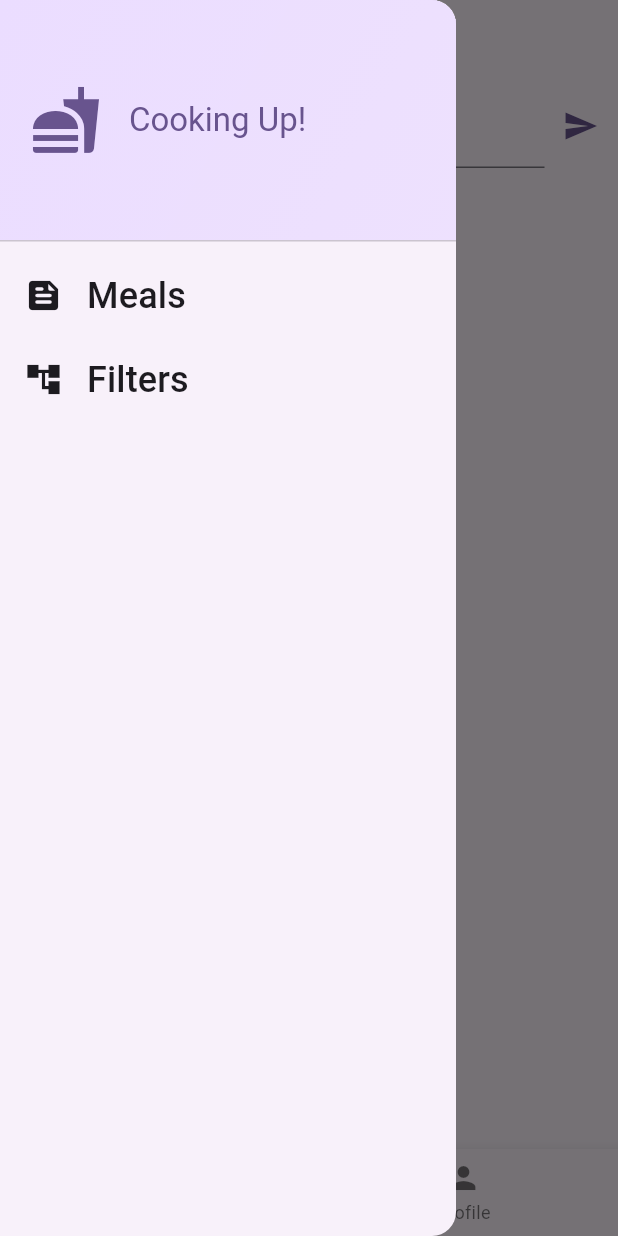
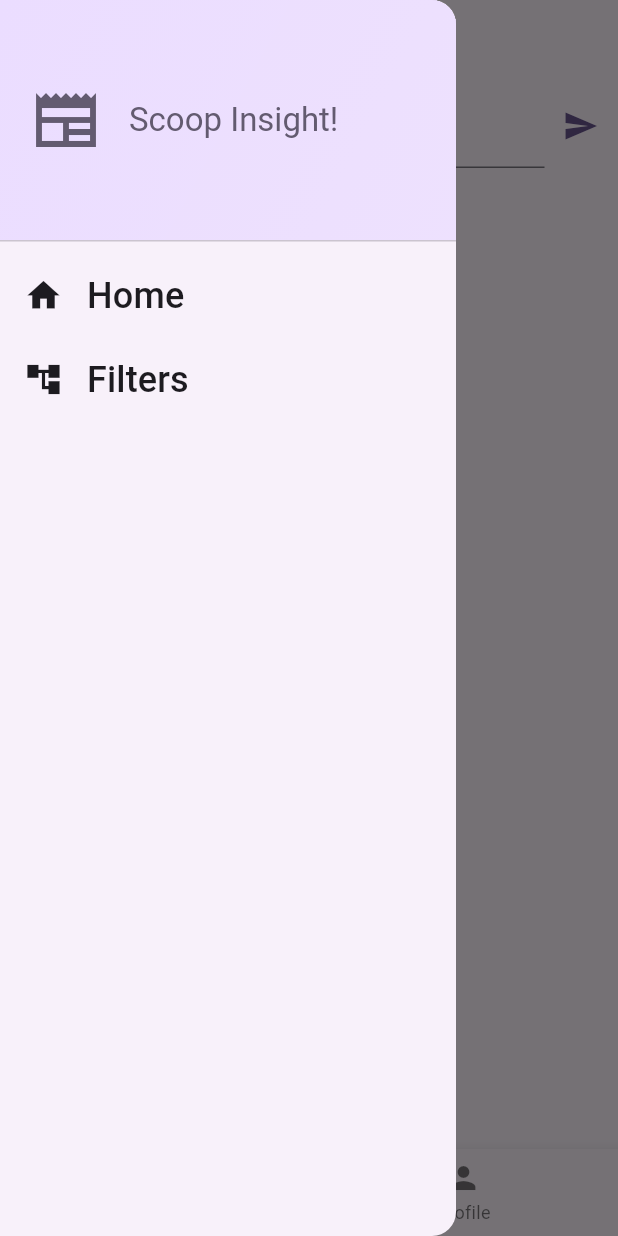
Before and after one commit to raianibnfaiz/universe, a Flutter app: the screen it shows once a user with an empty profile is signed in, with the side drawer open, on a phone screen of 412 x 824 dp. Run offline on Flutter 3.47's test engine with Material 2 defaults, Android fonts, the phone set to English and light mode, and no system bars; our stand-ins replace cloud_firestore, firebase_auth, firebase_core, firebase_storage, google_sign_in, image_picker; accounts and stored records are empty.

Commit message:
# Updated UI of post news

```diff
--- a/lib/widgets/main_drawer.dart
+++ b/lib/widgets/main_drawer.dart
@@ -29,15 +29,15 @@ class MainDrawer extends StatelessWidget {
             child: Row(
               children: [
                 Icon(
-                  Icons.fastfood,
+                  Icons.newspaper_sharp,
                   size: 48,
-                  color: Theme.of(context).colorScheme.primary,
+                  color: Theme.of(context).colorScheme.secondary,
                 ),
                 const SizedBox(width: 18),
                 Text(
-                  'Cooking Up!',
+                  'Scoop Insight!',
                   style: Theme.of(context).textTheme.titleLarge!.copyWith(
-                    color: Theme.of(context).colorScheme.primary,
+                    color: Theme.of(context).colorScheme.secondary,
                   ),
                 ),
               ],
@@ -45,12 +45,12 @@ class MainDrawer extends StatelessWidget {
           ),
           ListTile(
             leading: Icon(
-              Icons.feed_rounded,
+              Icons.home_sharp,
               size: 26,
               color: Theme.of(context).colorScheme.onBackground,
             ),
             title: Text(
-              'Meals',
+              'Home',
               style: Theme.of(context).textTheme.titleSmall!.copyWith(
                 color: Theme.of(context).colorScheme.onBackground,
                 fontSize: 24,
--- a/lib/widgets/post_display.dart
+++ b/lib/widgets/post_display.dart
@@ -80,11 +80,11 @@ class PostDisplay extends StatelessWidget {
   Widget build(BuildContext context) {
 
     return Padding(
-      padding: const EdgeInsets.all(8.0),
+      padding: const EdgeInsets.all(10.0),
       child: Container(
         padding: const EdgeInsets.all(16.0),
         decoration: BoxDecoration(
-          border: Border.all(color: Colors.blueGrey, width: 3.0),
+          border: Border.all(color: Colors.blueGrey, width: 0.5,style: BorderStyle.solid),
           borderRadius: BorderRadius.circular(12.0),
           boxShadow: [
             BoxShadow(
@@ -190,6 +190,7 @@ class PostDisplay extends StatelessWidget {
                 ),
 
                 SizedBox(height: 8.0),
+
                 LoadComments(loadedPostId: loadedPostId)
               ],
             ),
```
Also changed, not shown: lib/widgets/load_comment.dart (+4 -25 lines).
